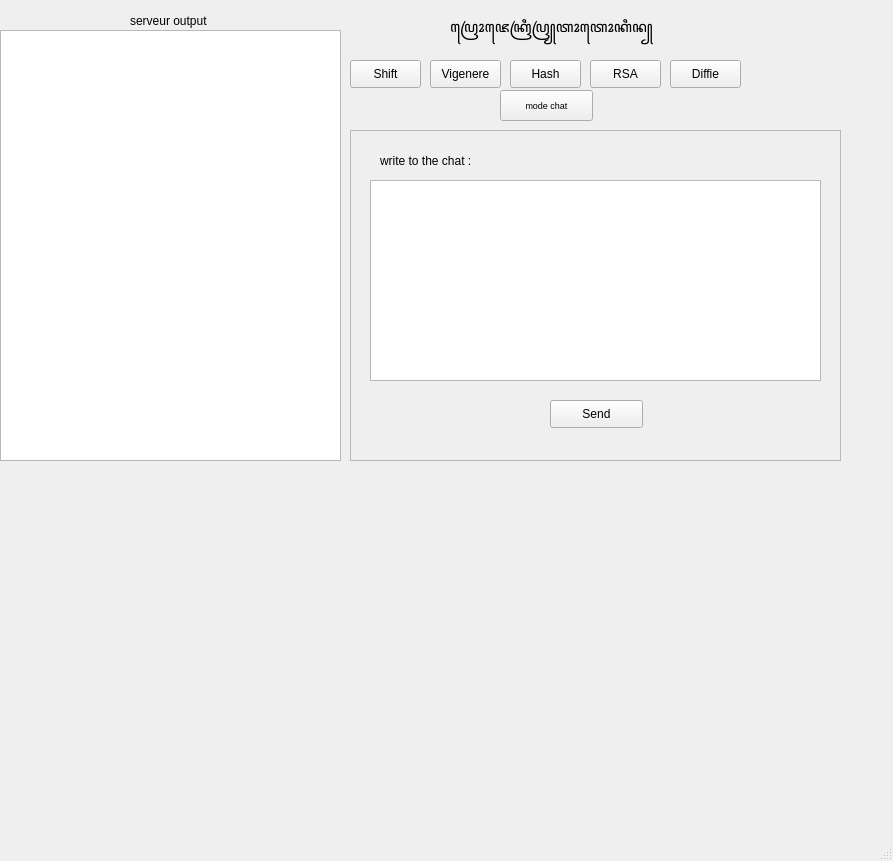
Old version of the form GUI/Gui.ui in the repository Nerolans/CrySec.
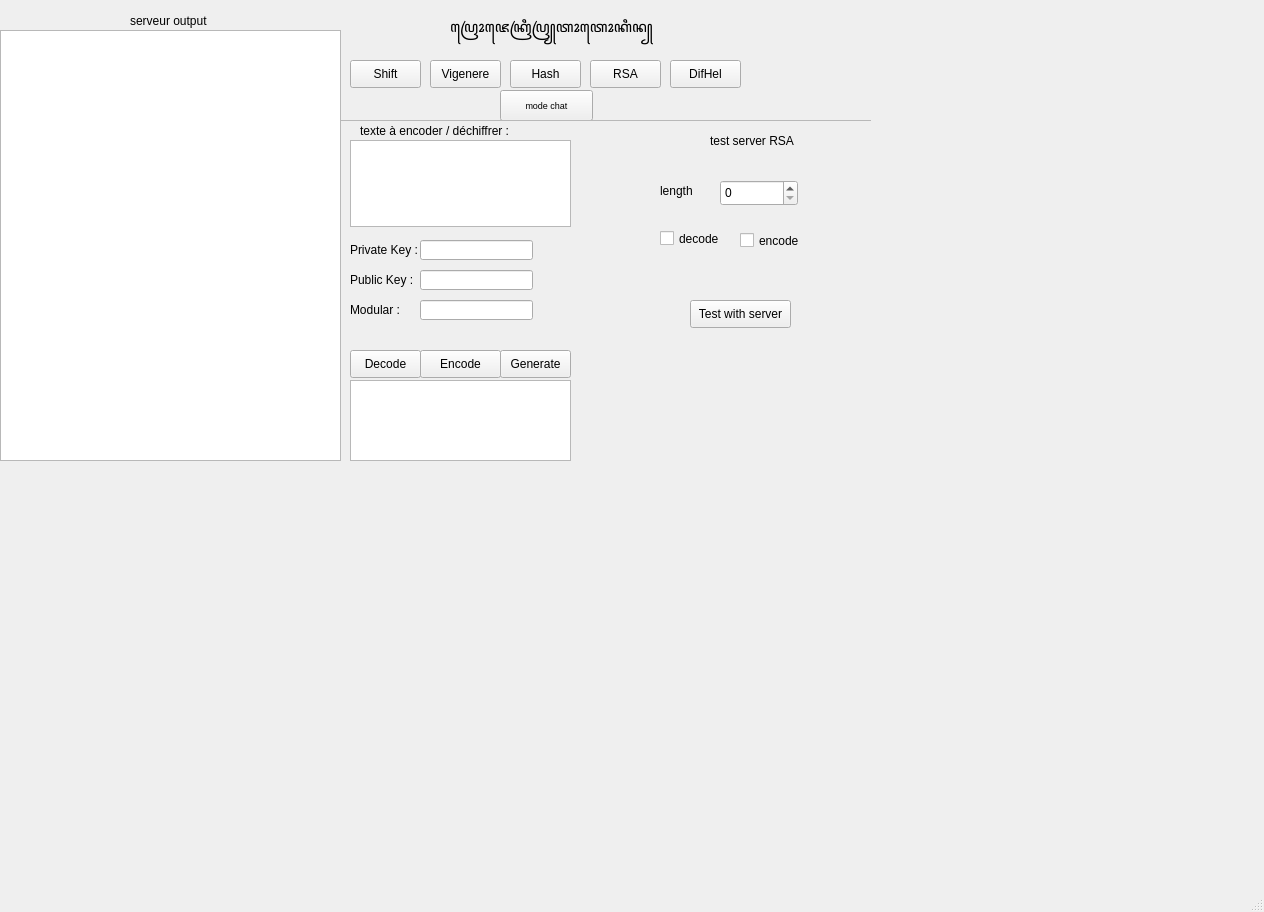
New version of the form.

Commit message: design for RSA et Difhel

```diff
--- a/GUI/Gui.ui
+++ b/GUI/Gui.ui
@@ -6,8 +6,8 @@
    <rect>
     <x>0</x>
     <y>0</y>
-    <width>893</width>
-    <height>861</height>
+    <width>1264</width>
+    <height>912</height>
    </rect>
   </property>
   <property name="windowTitle">
@@ -86,7 +86,7 @@
      </rect>
     </property>
     <property name="text">
-     <string>Diffie</string>
+     <string>DifHel</string>
     </property>
    </widget>
    <widget class="QLabel" name="label_2">
@@ -630,6 +630,428 @@
       </widget>
      </widget>
     </widget>
+    <widget class="QWidget" name="page_5">
+     <widget class="QFrame" name="frame_rsa">
+      <property name="geometry">
+       <rect>
+        <x>0</x>
+        <y>0</y>
+        <width>551</width>
+        <height>381</height>
+       </rect>
+      </property>
+      <property name="frameShape">
+       <enum>QFrame::Shape::StyledPanel</enum>
+      </property>
+      <property name="frameShadow">
+       <enum>QFrame::Shadow::Raised</enum>
+      </property>
+      <widget class="QLineEdit" name="rsa_privatekey">
+       <property name="geometry">
+        <rect>
+         <x>80</x>
+         <y>120</y>
+         <width>113</width>
+         <height>20</height>
+        </rect>
+       </property>
+      </widget>
+      <widget class="QPushButton" name="btn_rsa_generate">
+       <property name="geometry">
+        <rect>
+         <x>160</x>
+         <y>230</y>
+         <width>71</width>
+         <height>28</height>
+        </rect>
+       </property>
+       <property name="text">
+        <string>Generate</string>
+       </property>
+      </widget>
+      <widget class="QPushButton" name="btn_rsa_encode">
+       <property name="geometry">
+        <rect>
+         <x>80</x>
+         <y>230</y>
+         <width>81</width>
+         <height>28</height>
+        </rect>
+       </property>
+       <property name="text">
+        <string>Encode</string>
+       </property>
+      </widget>
+      <widget class="QLabel" name="label_11">
+       <property name="geometry">
+        <rect>
+         <x>10</x>
+         <y>120</y>
+         <width>71</width>
+         <height>20</height>
+        </rect>
+       </property>
+       <property name="text">
+        <string>Private Key :</string>
+       </property>
+      </widget>
+      <widget class="QPushButton" name="btn_rsa_serverTest">
+       <property name="geometry">
+        <rect>
+         <x>350</x>
+         <y>180</y>
+         <width>101</width>
+         <height>28</height>
+        </rect>
+       </property>
+       <property name="text">
+        <string>Test with server</string>
+       </property>
+      </widget>
+      <widget class="QLabel" name="label_13">
+       <property name="geometry">
+        <rect>
+         <x>370</x>
+         <y>10</y>
+         <width>91</width>
+         <height>21</height>
+        </rect>
+       </property>
+       <property name="text">
+        <string>test server RSA</string>
+       </property>
+      </widget>
+      <widget class="QCheckBox" name="rsa_encode">
+       <property name="geometry">
+        <rect>
+         <x>400</x>
+         <y>110</y>
+         <width>71</width>
+         <height>21</height>
+        </rect>
+       </property>
+       <property name="text">
+        <string>encode</string>
+       </property>
+      </widget>
+      <widget class="QCheckBox" name="rsa_decode">
+       <property name="geometry">
+        <rect>
+         <x>320</x>
+         <y>110</y>
+         <width>74</width>
+         <height>17</height>
+        </rect>
+       </property>
+       <property name="text">
+        <string>decode</string>
+       </property>
+      </widget>
+      <widget class="QTextEdit" name="rsa_text">
+       <property name="geometry">
+        <rect>
+         <x>10</x>
+         <y>20</y>
+         <width>221</width>
+         <height>87</height>
+        </rect>
+       </property>
+      </widget>
+      <widget class="QLabel" name="label_16">
+       <property name="geometry">
+        <rect>
+         <x>320</x>
+         <y>60</y>
+         <width>41</width>
+         <height>21</height>
+        </rect>
+       </property>
+       <property name="text">
+        <string>length</string>
+       </property>
+      </widget>
+      <widget class="QSpinBox" name="rsa_length">
+       <property name="geometry">
+        <rect>
+         <x>380</x>
+         <y>60</y>
+         <width>78</width>
+         <height>26</height>
+        </rect>
+       </property>
+      </widget>
+      <widget class="QLabel" name="label_17">
+       <property name="geometry">
+        <rect>
+         <x>20</x>
+         <y>0</y>
+         <width>161</width>
+         <height>21</height>
+        </rect>
+       </property>
+       <property name="text">
+        <string>texte à encoder / déchiffrer :</string>
+       </property>
+      </widget>
+      <widget class="QTextEdit" name="rsa_result">
+       <property name="geometry">
+        <rect>
+         <x>10</x>
+         <y>260</y>
+         <width>221</width>
+         <height>81</height>
+        </rect>
+       </property>
+      </widget>
+      <widget class="QPushButton" name="btn_rsa_decode">
+       <property name="geometry">
+        <rect>
+         <x>10</x>
+         <y>230</y>
+         <width>71</width>
+         <height>28</height>
+        </rect>
+       </property>
+       <property name="text">
+        <string>Decode</string>
+       </property>
+      </widget>
+      <widget class="QLabel" name="label_22">
+       <property name="geometry">
+        <rect>
+         <x>10</x>
+         <y>150</y>
+         <width>71</width>
+         <height>20</height>
+        </rect>
+       </property>
+       <property name="text">
+        <string>Public Key :</string>
+       </property>
+      </widget>
+      <widget class="QLabel" name="label_23">
+       <property name="geometry">
+        <rect>
+         <x>10</x>
+         <y>180</y>
+         <width>71</width>
+         <height>20</height>
+        </rect>
+       </property>
+       <property name="text">
+        <string>Modular :</string>
+       </property>
+      </widget>
+      <widget class="QLineEdit" name="rsa_publickey">
+       <property name="geometry">
+        <rect>
+         <x>80</x>
+         <y>150</y>
+         <width>113</width>
+         <height>20</height>
+        </rect>
+       </property>
+      </widget>
+      <widget class="QLineEdit" name="rsa_modular">
+       <property name="geometry">
+        <rect>
+         <x>80</x>
+         <y>180</y>
+         <width>113</width>
+         <height>20</height>
+        </rect>
+       </property>
+      </widget>
+     </widget>
+    </widget>
+    <widget class="QWidget" name="page_6">
+     <widget class="QFrame" name="frame_Shift_3">
+      <property name="geometry">
+       <rect>
+        <x>0</x>
+        <y>0</y>
+        <width>551</width>
+        <height>381</height>
+       </rect>
+      </property>
+      <property name="frameShape">
+       <enum>QFrame::Shape::StyledPanel</enum>
+      </property>
+      <property name="frameShadow">
+       <enum>QFrame::Shadow::Raised</enum>
+      </property>
+      <widget class="QLineEdit" name="shift_key_3">
+       <property name="geometry">
+        <rect>
+         <x>80</x>
+         <y>140</y>
+         <width>113</width>
+         <height>20</height>
+        </rect>
+       </property>
+      </widget>
+      <widget class="QPushButton" name="btn_shift_findKey_3">
+       <property name="geometry">
+        <rect>
+         <x>80</x>
+         <y>210</y>
+         <width>101</width>
+         <height>28</height>
+        </rect>
+       </property>
+       <property name="text">
+        <string>find Key</string>
+       </property>
+      </widget>
+      <widget class="QPushButton" name="btn_shift_encode_3">
+       <property name="geometry">
+        <rect>
+         <x>130</x>
+         <y>180</y>
+         <width>101</width>
+         <height>28</height>
+        </rect>
+       </property>
+       <property name="text">
+        <string>Encode</string>
+       </property>
+      </widget>
+      <widget class="QLabel" name="label_18">
+       <property name="geometry">
+        <rect>
+         <x>20</x>
+         <y>140</y>
+         <width>51</width>
+         <height>20</height>
+        </rect>
+       </property>
+       <property name="text">
+        <string>Key (Int) :</string>
+       </property>
+      </widget>
+      <widget class="QPushButton" name="btn_shift_serverTest_3">
+       <property name="geometry">
+        <rect>
+         <x>350</x>
+         <y>180</y>
+         <width>101</width>
+         <height>28</height>
+        </rect>
+       </property>
+       <property name="text">
+        <string>Test with server</string>
+       </property>
+      </widget>
+      <widget class="QLabel" name="label_19">
+       <property name="geometry">
+        <rect>
+         <x>370</x>
+         <y>10</y>
+         <width>91</width>
+         <height>21</height>
+        </rect>
+       </property>
+       <property name="text">
+        <string>test server DifHel</string>
+       </property>
+      </widget>
+      <widget class="QCheckBox" name="shift_encode_3">
+       <property name="geometry">
+        <rect>
+         <x>400</x>
+         <y>110</y>
+         <width>71</width>
+         <height>21</height>
+        </rect>
+       </property>
+       <property name="text">
+        <string>encode</string>
+       </property>
+      </widget>
+      <widget class="QCheckBox" name="shift_decode_3">
+       <property name="geometry">
+        <rect>
+         <x>320</x>
+         <y>110</y>
+         <width>74</width>
+         <height>17</height>
+        </rect>
+       </property>
+       <property name="text">
+        <string>decode</string>
+       </property>
+      </widget>
+      <widget class="QTextEdit" name="difhel_text">
+       <property name="geometry">
+        <rect>
+         <x>10</x>
+         <y>20</y>
+         <width>221</width>
+         <height>87</height>
+        </rect>
+       </property>
+      </widget>
+      <widget class="QLabel" name="label_20">
+       <property name="geometry">
+        <rect>
+         <x>320</x>
+         <y>60</y>
+         <width>41</width>
+         <height>21</height>
+        </rect>
+       </property>
+       <property name="text">
+        <string>length</string>
+       </property>
+      </widget>
+      <widget class="QSpinBox" name="shift_length_3">
+       <property name="geometry">
+        <rect>
+         <x>380</x>
+         <y>60</y>
+         <width>78</width>
+         <height>26</height>
+        </rect>
+       </property>
+      </widget>
+      <widget class="QLabel" name="label_21">
+       <property name="geometry">
+        <rect>
+         <x>20</x>
+         <y>0</y>
+         <width>161</width>
+         <height>21</height>
+        </rect>
+       </property>
+       <property name="text">
+        <string>texte à encoder / déchiffrer :</string>
+       </property>
+      </widget>
+      <widget class="QTextEdit" name="shift_result_3">
+       <property name="geometry">
+        <rect>
+         <x>10</x>
+         <y>240</y>
+         <width>221</width>
+         <height>81</height>
+        </rect>
+       </property>
+      </widget>
+      <widget class="QPushButton" name="btn_shift_decode_3">
+       <property name="geometry">
+        <rect>
+         <x>20</x>
+         <y>180</y>
+         <width>101</width>
+         <height>28</height>
+        </rect>
+       </property>
+       <property name="text">
+        <string>Decode</string>
+       </property>
+      </widget>
+     </widget>
+    </widget>
     <widget class="QWidget" name="page_4">
      <widget class="QFrame" name="frame_tchat">
       <property name="geometry">
```
Left out of the diff: 18 changed lines with no effect on the pictures. The commit also changes 3 other files.
